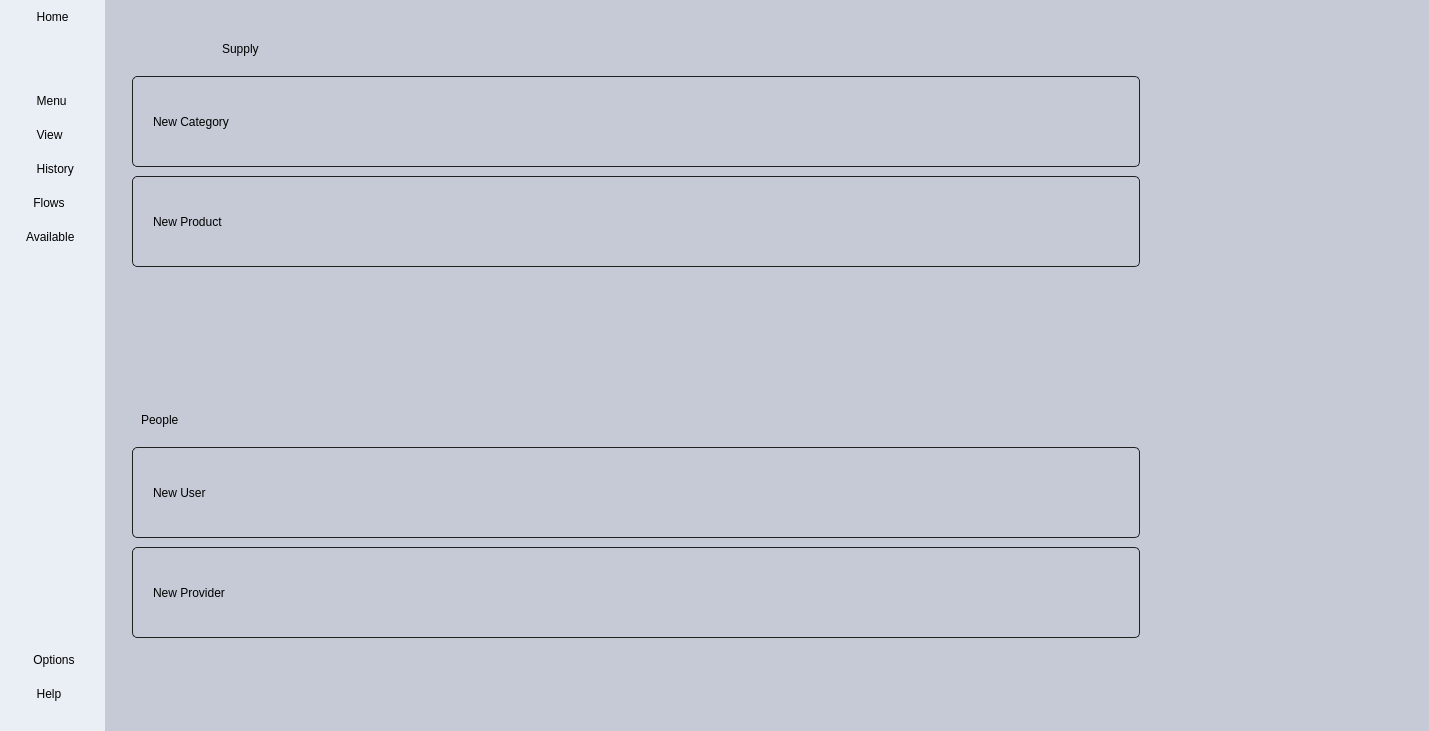
Old version of the form forms/mainapp.ui in the repository h471x/SQLite_Inventory_Management.
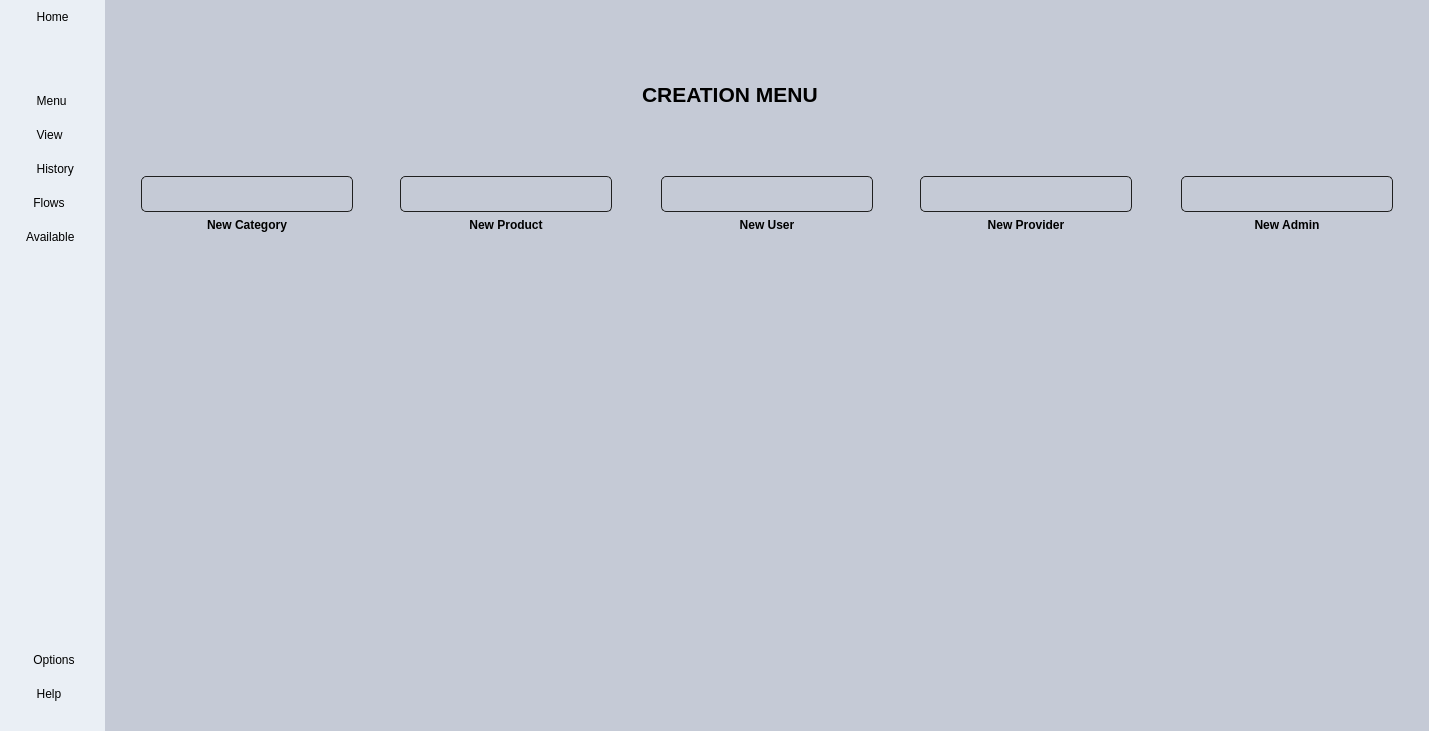
New version of the form. The open tabs and pages were chosen to show the change. Icons and pictures are not drawn.

Commit message: Improved The Menu Creation

What changed in the file:
```diff
--- a/forms/mainapp.ui
+++ b/forms/mainapp.ui
@@ -66,7 +66,7 @@
 #Content QTreeView::item:Alternate{background-color: #a2a6ae;}
 #Content QTreeView::item:Hover{background-color: #d4d8e2;}
 
-#title, #title_2, #availableTitle, #userTitle, #adminTitle{
+#title, #title_2, #availableTitle, #userTitle, #adminTitle, #creationTitle{
 	font-size: 16pt;
 	font-weight: bold;
 }
@@ -78,18 +78,24 @@
 
 #SupplyBtnContainer QPushButton{
 	font: 12pt &quot;Calibri&quot;;
-	text-align: left;
+	text-align: center;
 	padding: 10px 20px;
 	border: 1px solid #202020;
 	border-radius: 5px;
 }
 
+#SupplyBtnContainer QLabel{
+	font: 12pt &quot;Calibri&quot;;
+	text-align: center;
+	font-weight: bold;
+}
+
 #PeopleBtnContainer QPushButton{
 	font: 12pt &quot;Calibri&quot;;
 	text-align: left;
 	padding: 10px 20px;
 	border: 1px solid #202020;
-	border-radius: 5px;
+	border-radius: 50px;
 }
 
 QTableWidget QScrollBar:Vertical{
@@ -740,7 +746,7 @@
              <property name="frameShadow">
               <enum>QFrame::Raised</enum>
              </property>
-             <layout class="QVBoxLayout" name="verticalLayout_7" stretch="8,1,8">
+             <layout class="QVBoxLayout" name="verticalLayout_7" stretch="8">
               <property name="leftMargin">
                <number>0</number>
               </property>
@@ -761,7 +767,7 @@
                 <property name="frameShadow">
                  <enum>QFrame::Raised</enum>
                 </property>
-                <layout class="QVBoxLayout" name="verticalLayout_8" stretch="1,6">
+                <layout class="QVBoxLayout" name="verticalLayout_8" stretch="1,4">
                  <item>
                   <widget class="QFrame" name="SupplyTitle">
                    <property name="frameShape">
@@ -770,17 +776,7 @@
                    <property name="frameShadow">
                     <enum>QFrame::Raised</enum>
                    </property>
-                   <layout class="QHBoxLayout" name="horizontalLayout_6">
-                    <property name="leftMargin">
-                     <number>90</number>
-                    </property>
-                    <item>
-                     <widget class="QLabel" name="label">
-                      <property name="text">
-                       <string>Supply</string>
-                      </property>
-                     </widget>
-                    </item>
+                   <layout class="QHBoxLayout" name="horizontalLayout_6" stretch="2,2,1">
                     <item>
                      <spacer name="horizontalSpacer_3">
                       <property name="orientation">
@@ -788,101 +784,16 @@
                       </property>
                       <property name="sizeHint" stdset="0">
                        <size>
-                        <width>984</width>
+                        <width>436</width>
                         <height>20</height>
                        </size>
                       </property>
                      </spacer>
                     </item>
-                   </layout>
-                  </widget>
-                 </item>
-                 <item>
-                  <widget class="QFrame" name="SupplyBtnContainer">
-                   <property name="frameShape">
-                    <enum>QFrame::StyledPanel</enum>
-                   </property>
-                   <property name="frameShadow">
-                    <enum>QFrame::Raised</enum>
-                   </property>
-                   <widget class="QPushButton" name="pushButton">
-                    <property name="geometry">
-                     <rect>
-                      <x>0</x>
-                      <y>0</y>
-                      <width>1008</width>
-                      <height>91</height>
-                     </rect>
-                    </property>
-                    <property name="text">
-                     <string>New Category</string>
-                    </property>
-                    <property name="iconSize">
-                     <size>
-                      <width>24</width>
-                      <height>50</height>
-                     </size>
-                    </property>
-                   </widget>
-                   <widget class="QPushButton" name="pushButton_2">
-                    <property name="geometry">
-                     <rect>
-                      <x>0</x>
-                      <y>100</y>
-                      <width>1008</width>
-                      <height>91</height>
-                     </rect>
-                    </property>
-                    <property name="text">
-                     <string>New Product</string>
-                    </property>
-                    <property name="iconSize">
-                     <size>
-                      <width>24</width>
-                      <height>50</height>
-                     </size>
-                    </property>
-                   </widget>
-                  </widget>
-                 </item>
-                </layout>
-               </widget>
-              </item>
-              <item>
-               <spacer name="verticalSpacer_2">
-                <property name="orientation">
-                 <enum>Qt::Vertical</enum>
-                </property>
-                <property name="sizeHint" stdset="0">
-                 <size>
-                  <width>20</width>
-                  <height>36</height>
-                 </size>
-                </property>
-               </spacer>
-              </item>
-              <item>
-               <widget class="QFrame" name="PeopleMenu">
-                <property name="frameShape">
-                 <enum>QFrame::StyledPanel</enum>
-                </property>
-                <property name="frameShadow">
-                 <enum>QFrame::Raised</enum>
-                </property>
-                <layout class="QVBoxLayout" name="verticalLayout_9" stretch="1,6">
-                 <item>
-                  <widget class="QFrame" name="PeopleTitle">
-                   <property name="frameShape">
-                    <enum>QFrame::StyledPanel</enum>
-                   </property>
-                   <property name="frameShadow">
-                    <enum>QFrame::Raised</enum>
-                   </property>
-                   <layout class="QHBoxLayout" name="horizontalLayout_9">
                     <item>
-                     <widget class="QLabel" name="label_2">
+                     <widget class="QLabel" name="creationTitle">
                       <property name="text">
-                       <string>People</string>
+                       <string>CREATION MENU</string>
                       </property>
                      </widget>
                     </item>
@@ -893,7 +804,7 @@
                       </property>
                       <property name="sizeHint" stdset="0">
                        <size>
-                        <width>1062</width>
+                        <width>217</width>
                         <height>20</height>
                        </size>
                       </property>
@@ -903,51 +814,412 @@
                   </widget>
                  </item>
                  <item>
-                  <widget class="QFrame" name="PeopleBtnContainer">
+                  <widget class="QFrame" name="SupplyBtnContainer">
                    <property name="frameShape">
                     <enum>QFrame::StyledPanel</enum>
                    </property>
                    <property name="frameShadow">
                     <enum>QFrame::Raised</enum>
                    </property>
-                   <widget class="QPushButton" name="UserBtn">
-                    <property name="geometry">
-                     <rect>
-                      <x>0</x>
-                      <y>0</y>
-                      <width>1008</width>
-                      <height>91</height>
-                     </rect>
+                   <layout class="QHBoxLayout" name="horizontalLayout_20" stretch="50,0,50,0,50,0,50,0,50">
+                    <property name="spacing">
+                     <number>5</number>
                     </property>
-                    <property name="text">
-                     <string>New User</string>
+                    <property name="leftMargin">
+                     <number>0</number>
                     </property>
-                    <property name="iconSize">
-                     <size>
-                      <width>24</width>
-                      <height>50</height>
-                     </size>
+                    <property name="topMargin">
+                     <number>0</number>
                     </property>
-                   </widget>
-                   <widget class="QPushButton" name="ProviderBtn">
-                    <property name="geometry">
-                     <rect>
-                      <x>0</x>
-                      <y>100</y>
-                      <width>1008</width>
-                      <height>91</height>
-                     </rect>
+                    <property name="rightMargin">
+                     <number>0</number>
                     </property>
-                    <property name="text">
-                     <string>New Provider</string>
+                    <property name="bottomMargin">
+                     <number>0</number>
                     </property>
-                    <property name="iconSize">
-                     <size>
-                      <width>24</width>
-                      <height>50</height>
-                     </size>
-                    </property>
-                   </widget>
+                    <item>
+                     <widget class="QFrame" name="frame_16">
+                      <property name="frameShape">
+                       <enum>QFrame::StyledPanel</enum>
+                      </property>
+                      <property name="frameShadow">
+                       <enum>QFrame::Raised</enum>
+                      </property>
+                      <layout class="QVBoxLayout" name="verticalLayout_22" stretch="20">
+                       <property name="spacing">
+                        <number>2</number>
+                       </property>
+                       <property name="leftMargin">
+                        <number>0</number>
+                       </property>
+                       <property name="topMargin">
+                        <number>0</number>
+                       </property>
+                       <property name="rightMargin">
+                        <number>0</number>
+                       </property>
+                       <property name="bottomMargin">
+                        <number>0</number>
+                       </property>
+                       <item>
+                        <widget class="QFrame" name="frame_21">
+                         <property name="frameShape">
+                          <enum>QFrame::StyledPanel</enum>
+                         </property>
+                         <property name="frameShadow">
+                          <enum>QFrame::Raised</enum>
+                         </property>
+                         <layout class="QVBoxLayout" name="verticalLayout_23">
+                          <item>
+                           <widget class="QPushButton" name="pushButton">
+                            <property name="text">
+                             <string/>
+                            </property>
+                            <property name="icon">
+                             <iconset resource="../resources/resources.qrc">
+                              <normaloff>:/icons/icons/black/add.png</normaloff>:/icons/icons/black/add.png</iconset>
+                            </property>
+                            <property name="iconSize">
+                             <size>
+                              <width>120</width>
+                              <height>250</height>
+                             </size>
+                            </property>
+                           </widget>
+                          </item>
+                          <item>
+                           <widget class="QLabel" name="label_9">
+                            <property name="text">
+                             <string>New Category</string>
+                            </property>
+                            <property name="alignment">
+                             <set>Qt::AlignHCenter|Qt::AlignTop</set>
+                            </property>
+                           </widget>
+                          </item>
+                         </layout>
+                        </widget>
+                       </item>
+                      </layout>
+                     </widget>
+                    </item>
+                    <item>
+                     <spacer name="horizontalSpacer_19">
+                      <property name="orientation">
+                       <enum>Qt::Horizontal</enum>
+                      </property>
+                      <property name="sizeHint" stdset="0">
+                       <size>
+                        <width>24</width>
+                        <height>20</height>
+                       </size>
+                      </property>
+                     </spacer>
+                    </item>
+                    <item>
+                     <widget class="QFrame" name="frame_17">
+                      <property name="frameShape">
+                       <enum>QFrame::StyledPanel</enum>
+                      </property>
+                      <property name="frameShadow">
+                       <enum>QFrame::Raised</enum>
+                      </property>
+                      <layout class="QVBoxLayout" name="verticalLayout_24" stretch="0">
+                       <property name="spacing">
+                        <number>2</number>
+                       </property>
+                       <property name="leftMargin">
+                        <number>0</number>
+                       </property>
+                       <property name="topMargin">
+                        <number>0</number>
+                       </property>
+                       <property name="rightMargin">
+                        <number>0</number>
+                       </property>
+                       <property name="bottomMargin">
+                        <number>0</number>
+                       </property>
+                       <item>
+                        <widget class="QFrame" name="frame_23">
+                         <property name="frameShape">
+                          <enum>QFrame::StyledPanel</enum>
+                         </property>
+                         <property name="frameShadow">
+                          <enum>QFrame::Raised</enum>
+                         </property>
+                         <layout class="QVBoxLayout" name="verticalLayout_25">
+                          <item>
+                           <widget class="QPushButton" name="pushButton_2">
+                            <property name="text">
+                             <string/>
+                            </property>
+                            <property name="icon">
+                             <iconset resource="../resources/resources.qrc">
+                              <normaloff>:/icons/icons/black/add.png</normaloff>:/icons/icons/black/add.png</iconset>
+                            </property>
+                            <property name="iconSize">
+                             <size>
+                              <width>120</width>
+                              <height>250</height>
+                             </size>
+                            </property>
+                           </widget>
+                          </item>
+                          <item>
+                           <widget class="QLabel" name="label_10">
+                            <property name="text">
+                             <string>New Product</string>
+                            </property>
+                            <property name="alignment">
+                             <set>Qt::AlignHCenter|Qt::AlignTop</set>
+                            </property>
+                           </widget>
+                          </item>
+                         </layout>
+                        </widget>
+                       </item>
+                      </layout>
+                     </widget>
+                    </item>
+                    <item>
+                     <spacer name="horizontalSpacer_20">
+                      <property name="orientation">
+                       <enum>Qt::Horizontal</enum>
+                      </property>
+                      <property name="sizeHint" stdset="0">
+                       <size>
+                        <width>26</width>
+                        <height>20</height>
+                       </size>
+                      </property>
+                     </spacer>
+                    </item>
+                    <item>
+                     <widget class="QFrame" name="frame_18">
+                      <property name="frameShape">
+                       <enum>QFrame::StyledPanel</enum>
+                      </property>
+                      <property name="frameShadow">
+                       <enum>QFrame::Raised</enum>
+                      </property>
+                      <layout class="QVBoxLayout" name="verticalLayout_26" stretch="5">
+                       <property name="spacing">
+                        <number>2</number>
+                       </property>
+                       <property name="leftMargin">
+                        <number>0</number>
+                       </property>
+                       <property name="topMargin">
+                        <number>0</number>
+                       </property>
+                       <property name="rightMargin">
+                        <number>0</number>
+                       </property>
+                       <property name="bottomMargin">
+                        <number>0</number>
+                       </property>
+                       <item>
+                        <widget class="QFrame" name="frame_25">
+                         <property name="frameShape">
+                          <enum>QFrame::StyledPanel</enum>
+                         </property>
+                         <property name="frameShadow">
+                          <enum>QFrame::Raised</enum>
+                         </property>
+                         <layout class="QVBoxLayout" name="verticalLayout_27">
+                          <item>
+                           <widget class="QPushButton" name="UserBtn">
+                            <property name="text">
+                             <string/>
+                            </property>
+                            <property name="icon">
+                             <iconset resource="../resources/resources.qrc">
+                              <normaloff>:/icons/icons/black/add.png</normaloff>:/icons/icons/black/add.png</iconset>
+                            </property>
+                            <property name="iconSize">
+                             <size>
+                              <width>120</width>
+                              <height>250</height>
+                             </size>
+                            </property>
+                           </widget>
+                          </item>
+                          <item>
+                           <widget class="QLabel" name="label_11">
+                            <property name="text">
+                             <string>New User</string>
+                            </property>
+                            <property name="alignment">
+                             <set>Qt::AlignHCenter|Qt::AlignTop</set>
+                            </property>
+                           </widget>
+                          </item>
+                         </layout>
+                        </widget>
+                       </item>
+                      </layout>
+                     </widget>
+                    </item>
+                    <item>
+                     <spacer name="horizontalSpacer_21">
+                      <property name="orientation">
+                       <enum>Qt::Horizontal</enum>
+                      </property>
+                      <property name="sizeHint" stdset="0">
+                       <size>
+                        <width>24</width>
+                        <height>20</height>
+                       </size>
+                      </property>
+                     </spacer>
+                    </item>
+                    <item>
+                     <widget class="QFrame" name="frame_19">
+                      <property name="frameShape">
+                       <enum>QFrame::StyledPanel</enum>
+                      </property>
+                      <property name="frameShadow">
+                       <enum>QFrame::Raised</enum>
+                      </property>
+                      <layout class="QVBoxLayout" name="verticalLayout_28" stretch="5">
+                       <property name="spacing">
+                        <number>2</number>
+                       </property>
+                       <property name="leftMargin">
+                        <number>0</number>
+                       </property>
+                       <property name="topMargin">
+                        <number>0</number>
+                       </property>
+                       <property name="rightMargin">
+                        <number>0</number>
+                       </property>
+                       <property name="bottomMargin">
+                        <number>0</number>
+                       </property>
+                       <item>
+                        <widget class="QFrame" name="frame_27">
+                         <property name="frameShape">
+                          <enum>QFrame::StyledPanel</enum>
+                         </property>
+                         <property name="frameShadow">
+                          <enum>QFrame::Raised</enum>
+                         </property>
+                         <layout class="QVBoxLayout" name="verticalLayout_29">
+                          <item>
+                           <widget class="QPushButton" name="ProviderBtn">
+                            <property name="text">
+                             <string/>
+                            </property>
+                            <property name="icon">
+                             <iconset resource="../resources/resources.qrc">
+                              <normaloff>:/icons/icons/black/add.png</normaloff>:/icons/icons/black/add.png</iconset>
+                            </property>
+                            <property name="iconSize">
+                             <size>
+                              <width>120</width>
+                              <height>250</height>
+                             </size>
+                            </property>
+                           </widget>
+                          </item>
+                          <item>
+                           <widget class="QLabel" name="label_12">
+                            <property name="text">
+                             <string>New Provider</string>
+                            </property>
+                            <property name="alignment">
+                             <set>Qt::AlignHCenter|Qt::AlignTop</set>
+                            </property>
+                           </widget>
+                          </item>
+                         </layout>
+                        </widget>
+                       </item>
+                      </layout>
+                     </widget>
+                    </item>
+                    <item>
+                     <spacer name="horizontalSpacer_22">
+                      <property name="orientation">
+                       <enum>Qt::Horizontal</enum>
+                      </property>
+                      <property name="sizeHint" stdset="0">
+                       <size>
+                        <width>26</width>
+                        <height>20</height>
+                       </size>
+                      </property>
+                     </spacer>
+                    </item>
+                    <item>
+                     <widget class="QFrame" name="frame_20">
+                      <property name="frameShape">
+                       <enum>QFrame::StyledPanel</enum>
+                      </property>
+                      <property name="frameShadow">
+                       <enum>QFrame::Raised</enum>
+                      </property>
+                      <layout class="QVBoxLayout" name="verticalLayout_30" stretch="5">
+                       <property name="spacing">
+                        <number>2</number>
+                       </property>
+                       <property name="leftMargin">
+                        <number>0</number>
+                       </property>
+                       <property name="topMargin">
+                        <number>0</number>
+                       </property>
+                       <property name="rightMargin">
+                        <number>0</number>
+                       </property>
+                       <property name="bottomMargin">
+                        <number>0</number>
+                       </property>
+                       <item>
+                        <widget class="QFrame" name="frame_29">
+                         <property name="frameShape">
+                          <enum>QFrame::StyledPanel</enum>
+                         </property>
+                         <property name="frameShadow">
+                          <enum>QFrame::Raised</enum>
+                         </property>
+                         <layout class="QVBoxLayout" name="verticalLayout_31">
+                          <item>
+                           <widget class="QPushButton" name="newAdmin">
+                            <property name="text">
+                             <string/>
+                            </property>
+                            <property name="icon">
+                             <iconset resource="../resources/resources.qrc">
+                              <normaloff>:/icons/icons/black/add.png</normaloff>:/icons/icons/black/add.png</iconset>
+                            </property>
+                            <property name="iconSize">
+                             <size>
+                              <width>120</width>
+                              <height>250</height>
+                             </size>
+                            </property>
+                           </widget>
+                          </item>
+                          <item>
+                           <widget class="QLabel" name="label_13">
+                            <property name="text">
+                             <string>New Admin</string>
+                            </property>
+                            <property name="alignment">
+                             <set>Qt::AlignHCenter|Qt::AlignTop</set>
+                            </property>
+                           </widget>
+                          </item>
+                         </layout>
+                        </widget>
+                       </item>
+                      </layout>
+                     </widget>
+                    </item>
+                   </layout>
                   </widget>
                  </item>
                 </layout>
```
Left out of the diff: 2 changed lines with no effect on the pictures.
